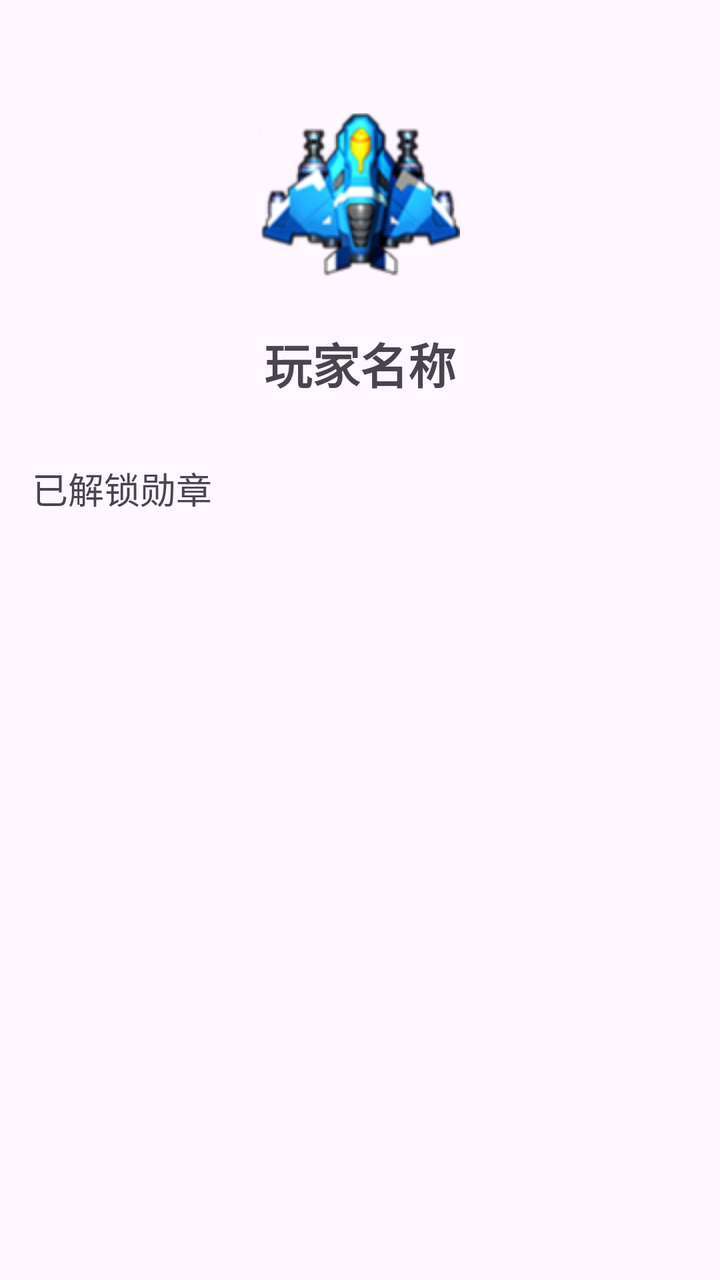
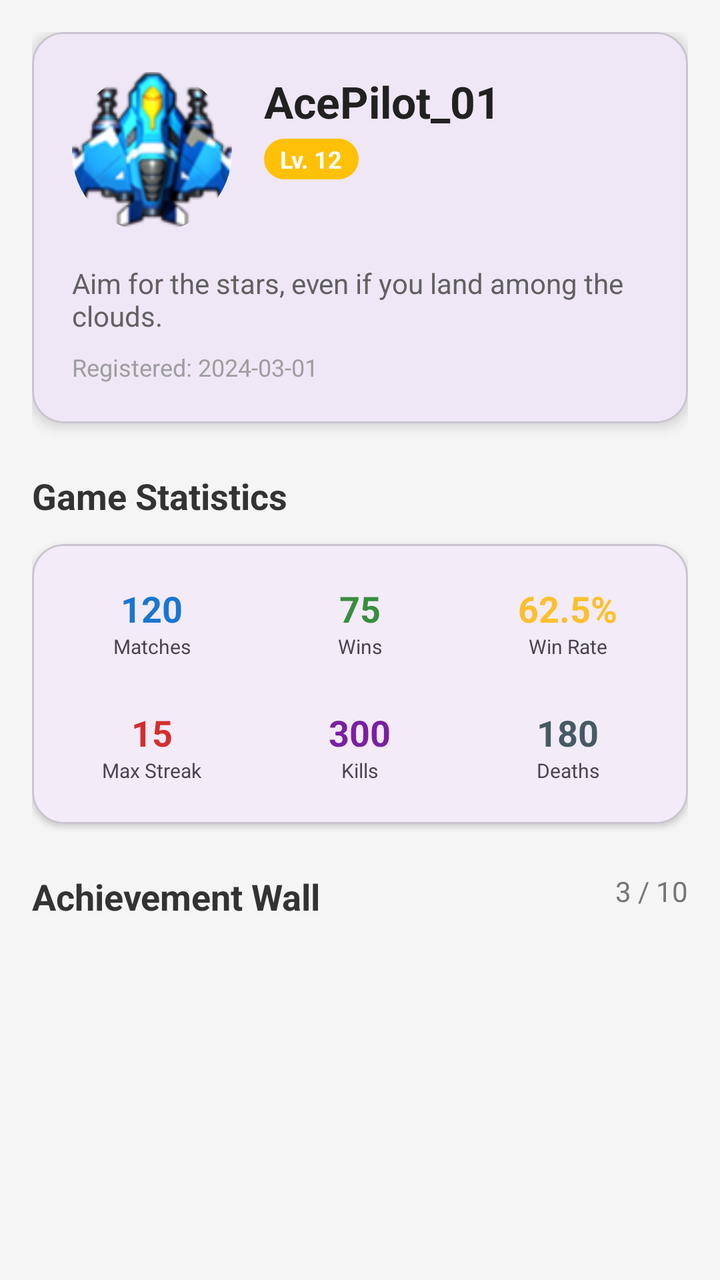

The first picture is an Android layout as it rendered before a commit; the second is the same layout after the commit. The layout source and the unified diff follow.
<!-- AndroidManifest.xml: application theme Theme.AircraftWarApplication -->
<!-- res/layout/activity_profile.xml -->
<?xml version="1.0" encoding="utf-8"?>

<androidx.constraintlayout.widget.ConstraintLayout xmlns:android="http://schemas.android.com/apk/res/android"
    xmlns:app="http://schemas.android.com/apk/res-auto"
    android:layout_width="match_parent"
    android:layout_height="match_parent"
    android:padding="16dp">

    <ImageView
        android:id="@+id/iv_avatar"
        android:layout_width="100dp"
        android:layout_height="100dp"
        android:layout_marginTop="32dp"
        android:src="@drawable/hero"
        app:layout_constraintEnd_toEndOf="parent"
        app:layout_constraintStart_toStartOf="parent"
        app:layout_constraintTop_toTopOf="parent" />

    <TextView
        android:id="@+id/tv_username"
        android:layout_width="wrap_content"
        android:layout_height="wrap_content"
        android:layout_marginTop="16dp"
        android:text="玩家名称"
        android:textSize="24sp"
        android:textStyle="bold"
        app:layout_constraintEnd_toEndOf="parent"
        app:layout_constraintStart_toStartOf="parent"
        app:layout_constraintTop_toBottomOf="@+id/iv_avatar" />

    <TextView
        android:id="@+id/tv_medal_title"
        android:layout_width="wrap_content"
        android:layout_height="wrap_content"
        android:layout_marginTop="32dp"
        android:text="已解锁勋章"
        android:textSize="18sp"
        app:layout_constraintStart_toStartOf="parent"
        app:layout_constraintTop_toBottomOf="@+id/tv_username" />

    <androidx.recyclerview.widget.RecyclerView
        android:id="@+id/rv_medals"
        android:layout_width="match_parent"
        android:layout_height="0dp"
        android:layout_marginTop="8dp"
        app:layout_constraintBottom_toBottomOf="parent"
        app:layout_constraintTop_toBottomOf="@+id/tv_medal_title" />

</androidx.constraintlayout.widget.ConstraintLayout>
<!-- resources referenced by this layout -->
<resources>
  <!-- drawable hero: png bitmap (drawable, 15138 bytes) -->
  <style name="Theme.AircraftWarApplication" parent="Base.Theme.AircraftWarApplication" />
  <style name="Base.Theme.AircraftWarApplication" parent="Theme.Material3.DayNight.NoActionBar">
          
          
      </style>
</resources>

<!-- the commit's change to res/layout/activity_profile.xml (unified diff, before → after) -->
@@ -1,49 +1,216 @@
 <?xml version="1.0" encoding="utf-8"?>
 
-<androidx.constraintlayout.widget.ConstraintLayout xmlns:android="http://schemas.android.com/apk/res/android"
+<androidx.core.widget.NestedScrollView xmlns:android="http://schemas.android.com/apk/res/android"
     xmlns:app="http://schemas.android.com/apk/res-auto"
     android:layout_width="match_parent"
     android:layout_height="match_parent"
-    android:padding="16dp">
-
-    <ImageView
-        android:id="@+id/iv_avatar"
-        android:layout_width="100dp"
-        android:layout_height="100dp"
-        android:layout_marginTop="32dp"
-        android:src="@drawable/hero"
-        app:layout_constraintEnd_toEndOf="parent"
-        app:layout_constraintStart_toStartOf="parent"
-        app:layout_constraintTop_toTopOf="parent" />
-
-    <TextView
-        android:id="@+id/tv_username"
-        android:layout_width="wrap_content"
+    android:background="#F5F5F5">
+
+    <LinearLayout
+        android:layout_width="match_parent"
         android:layout_height="wrap_content"
-        android:layout_marginTop="16dp"
-        android:text="玩家名称"
-        android:textSize="24sp"
-        android:textStyle="bold"
-        app:layout_constraintEnd_toEndOf="parent"
-        app:layout_constraintStart_toStartOf="parent"
-        app:layout_constraintTop_toBottomOf="@+id/iv_avatar" />
-
-    <TextView
-        android:id="@+id/tv_medal_title"
-        android:layout_width="wrap_content"
-        android:layout_height="wrap_content"
-        android:layout_marginTop="32dp"
-        android:text="已解锁勋章"
-        android:textSize="18sp"
-        app:layout_constraintStart_toStartOf="parent"
-        app:layout_constraintTop_toBottomOf="@+id/tv_username" />
-
-    <androidx.recyclerview.widget.RecyclerView
-        android:id="@+id/rv_medals"
-        android:layout_width="match_parent"
-        android:layout_height="0dp"
-        android:layout_marginTop="8dp"
-        app:layout_constraintBottom_toBottomOf="parent"
-        app:layout_constraintTop_toBottomOf="@+id/tv_medal_title" />
-
-</androidx.constraintlayout.widget.ConstraintLayout>
+        android:orientation="vertical"
+        android:padding="16dp">
+
+        
+        <com.google.android.material.card.MaterialCardView
+            android:layout_width="match_parent"
+            android:layout_height="wrap_content"
+            app:cardCornerRadius="16dp"
+            app:cardElevation="4dp">
+
+            <LinearLayout
+                android:layout_width="match_parent"
+                android:layout_height="wrap_content"
+                android:orientation="vertical"
+                android:padding="20dp">
+
+                <RelativeLayout
+                    android:layout_width="match_parent"
+                    android:layout_height="wrap_content">
+
+                    <com.google.android.material.imageview.ShapeableImageView
+                        android:id="@+id/iv_avatar"
+                        android:layout_width="80dp"
+                        android:layout_height="80dp"
+                        android:scaleType="centerCrop"
+                        android:src="@drawable/hero"
+                        app:shapeAppearanceOverlay="@style/CircleImage" />
+
+                    <LinearLayout
+                        android:layout_width="match_parent"
+                        android:layout_height="wrap_content"
+                        android:layout_marginStart="16dp"
+                        android:layout_toEndOf="@id/iv_avatar"
+                        android:orientation="vertical">
+
+                        <TextView
+                            android:id="@+id/tv_nickname"
+                            android:layout_width="wrap_content"
+                            android:layout_height="wrap_content"
+                            android:text="AcePilot_01"
+                            android:textColor="#212121"
+                            android:textSize="22sp"
+                            android:textStyle="bold" />
+
+                        <TextView
+                            android:id="@+id/tv_level"
+                            android:layout_width="wrap_content"
+                            android:layout_height="wrap_content"
+                            android:layout_marginTop="4dp"
+                            android:background="@drawable/bg_level_badge"
+                            android:paddingHorizontal="8dp"
+                            android:paddingVertical="2dp"
+                            android:text="Lv. 12"
+                            android:textColor="@android:color/white"
+                            android:textSize="12sp"
+                            android:textStyle="bold" />
+                    </LinearLayout>
+                </RelativeLayout>
+
+                <TextView
+                    android:id="@+id/tv_signature"
+                    android:layout_width="match_parent"
+                    android:layout_height="wrap_content"
+                    android:layout_marginTop="16dp"
+                    android:fontStyle="italic"
+                    android:text="Aim for the stars, even if you land among the clouds."
+                    android:textColor="#616161" />
+
+                <TextView
+                    android:id="@+id/tv_reg_date"
+                    android:layout_width="wrap_content"
+                    android:layout_height="wrap_content"
+                    android:layout_marginTop="8dp"
+                    android:text="Registered: 2024-03-01"
+                    android:textColor="#9E9E9E"
+                    android:textSize="12sp" />
+            </LinearLayout>
+        </com.google.android.material.card.MaterialCardView>
+
+        
+        <TextView
+            android:layout_width="wrap_content"
+            android:layout_height="wrap_content"
+            android:layout_marginTop="24dp"
+            android:layout_marginBottom="12dp"
+            android:text="Game Statistics"
+            android:textColor="#333333"
+            android:textSize="18sp"
+            android:textStyle="bold" />
+
+        <com.google.android.material.card.MaterialCardView
+            android:layout_width="match_parent"
+            android:layout_height="wrap_content"
+            app:cardCornerRadius="16dp"
+            app:cardElevation="2dp">
+
+            <GridLayout
+                android:layout_width="match_parent"
+                android:layout_height="wrap_content"
+                android:columnCount="3"
+                android:padding="8dp"
+                android:useDefaultMargins="true">
+
+                
+                <LinearLayout
+                    android:layout_width="0dp"
+                    android:layout_height="wrap_content"
+                    android:layout_columnWeight="1"
+                    android:gravity="center"
+                    android:orientation="vertical"
+                    android:padding="8dp">
+                    <TextView android:id="@+id/tv_stat_matches" android:layout_width="wrap_content" android:layout_height="wrap_content" android:text="120" android:textStyle="bold" android:textColor="#1976D2" android:textSize="18sp"/>
+                    <TextView android:layout_width="wrap_content" android:layout_height="wrap_content" android:text="Matches" android:textSize="10sp"/>
+                </LinearLayout>
+
+                <LinearLayout
+                    android:layout_width="0dp"
+                    android:layout_height="wrap_content"
+                    android:layout_columnWeight="1"
+                    android:gravity="center"
+                    android:orientation="vertical"
+                    android:padding="8dp">
+                    <TextView android:id="@+id/tv_stat_wins" android:layout_width="wrap_content" android:layout_height="wrap_content" android:text="75" android:textStyle="bold" android:textColor="#388E3C" android:textSize="18sp"/>
+                    <TextView android:layout_width="wrap_content" android:layout_height="wrap_content" android:text="Wins" android:textSize="10sp"/>
+                </LinearLayout>
+
+                <LinearLayout
+                    android:layout_width="0dp"
+                    android:layout_height="wrap_content"
+                    android:layout_columnWeight="1"
+                    android:gravity="center"
+                    android:orientation="vertical"
+                    android:padding="8dp">
+                    <TextView android:id="@+id/tv_stat_winrate" android:layout_width="wrap_content" android:layout_height="wrap_content" android:text="62.5%" android:textStyle="bold" android:textColor="#FBC02D" android:textSize="18sp"/>
+                    <TextView android:layout_width="wrap_content" android:layout_height="wrap_content" android:text="Win Rate" android:textSize="10sp"/>
+                </LinearLayout>
+
+                <LinearLayout
+                    android:layout_width="0dp"
+                    android:layout_height="wrap_content"
+                    android:layout_columnWeight="1"
+                    android:gravity="center"
+                    android:orientation="vertical"
+                    android:padding="8dp">
+                    <TextView android:id="@+id/tv_stat_streak" android:layout_width="wrap_content" android:layout_height="wrap_content" android:text="15" android:textStyle="bold" android:textColor="#D32F2F" android:textSize="18sp"/>
+                    <TextView android:layout_width="wrap_content" android:layout_height="wrap_content" android:text="Max Streak" android:textSize="10sp"/>
+                </LinearLayout>
+
+                <LinearLayout
+                    android:layout_width="0dp"
+                    android:layout_height="wrap_content"
+                    android:layout_columnWeight="1"
+                    android:gravity="center"
+                    android:orientation="vertical"
+                    android:padding="8dp">
+                    <TextView android:id="@+id/tv_stat_kills" android:layout_width="wrap_content" android:layout_height="wrap_content" android:text="300" android:textStyle="bold" android:textColor="#7B1FA2" android:textSize="18sp"/>
+                    <TextView android:layout_width="wrap_content" android:layout_height="wrap_content" android:text="Kills" android:textSize="10sp"/>
+                </LinearLayout>
+
+                <LinearLayout
+                    android:layout_width="0dp"
+                    android:layout_height="wrap_content"
+                    android:layout_columnWeight="1"
+                    android:gravity="center"
+                    android:orientation="vertical"
+                    android:padding="8dp">
+                    <TextView android:id="@+id/tv_stat_deaths" android:layout_width="wrap_content" android:layout_height="wrap_content" android:text="180" android:textStyle="bold" android:textColor="#455A64" android:textSize="18sp"/>
+                    <TextView android:layout_width="wrap_content" android:layout_height="wrap_content" android:text="Deaths" android:textSize="10sp"/>
+                </LinearLayout>
+            </GridLayout>
+        </com.google.android.material.card.MaterialCardView>
+
+        
+        <RelativeLayout
+            android:layout_width="match_parent"
+            android:layout_height="wrap_content"
+            android:layout_marginTop="24dp"
+            android:layout_marginBottom="12dp">
+
+            <TextView
+                android:layout_width="wrap_content"
+                android:layout_height="wrap_content"
+                android:text="Achievement Wall"
+                android:textColor="#333333"
+                android:textSize="18sp"
+                android:textStyle="bold" />
+
+            <TextView
+                android:id="@+id/tv_achievement_progress"
+                android:layout_width="wrap_content"
+                android:layout_height="wrap_content"
+                android:layout_alignParentEnd="true"
+                android:text="3 / 10"
+                android:textColor="#757575"
+                android:textSize="14sp" />
+        </RelativeLayout>
+
+        <androidx.recyclerview.widget.RecyclerView
+            android:id="@+id/rv_medals"
+            android:layout_width="match_parent"
+            android:layout_height="wrap_content"
+            android:nestedScrollingEnabled="false" />
+
+    </LinearLayout>
+</androidx.core.widget.NestedScrollView>
<!-- resource entries referenced after the edit -->
@@ -1,6 +1,16 @@
 <!-- resources referenced by this layout -->
 <resources>
+  <!-- drawable bg_level_badge (drawable) -->
+  <?xml version="1.0" encoding="utf-8"?>
+  
+  <shape xmlns:android="http://schemas.android.com/apk/res/android">
+      <solid android:color="#FFC107" />
+      <corners android:radius="12dp" />
+  </shape>
   <!-- drawable hero: png bitmap (drawable, 15138 bytes) -->
+  <style name="CircleImage" parent="">
+          <item name="cornerSize">50%</item>
+      </style>
   <style name="Theme.AircraftWarApplication" parent="Base.Theme.AircraftWarApplication" />
   <style name="Base.Theme.AircraftWarApplication" parent="Theme.Material3.DayNight.NoActionBar">
           
